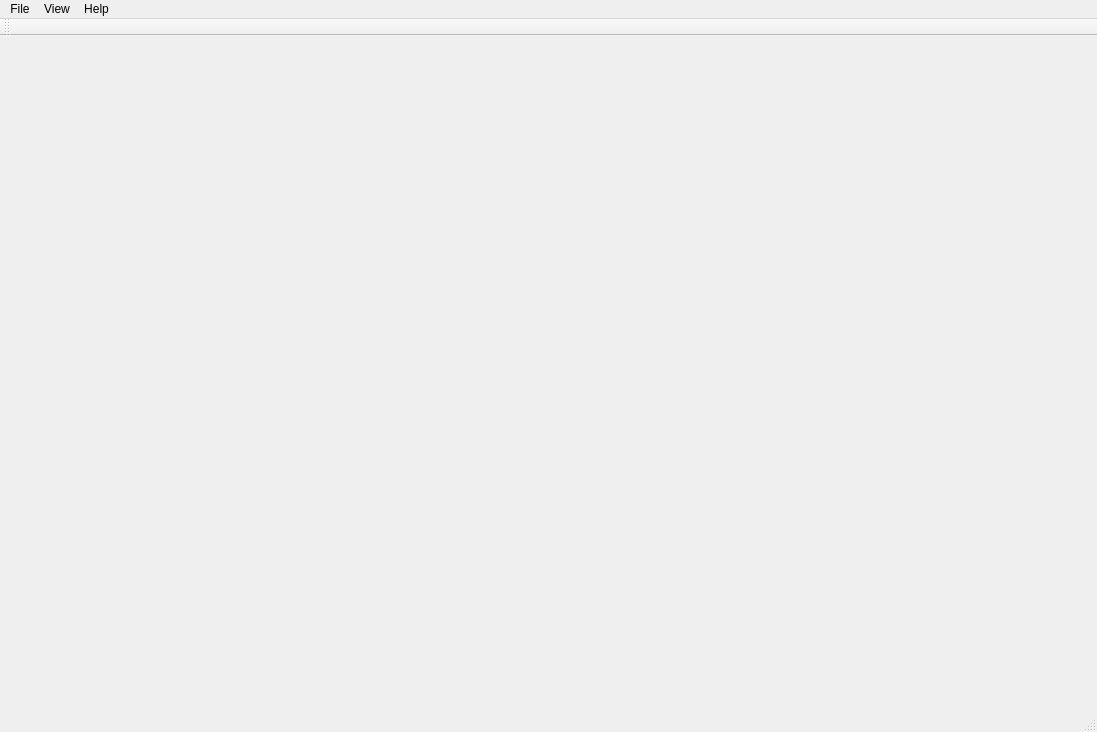
First picture: the form in mainwindow.ui, repository ViktorAH14/firedb, before the edit.
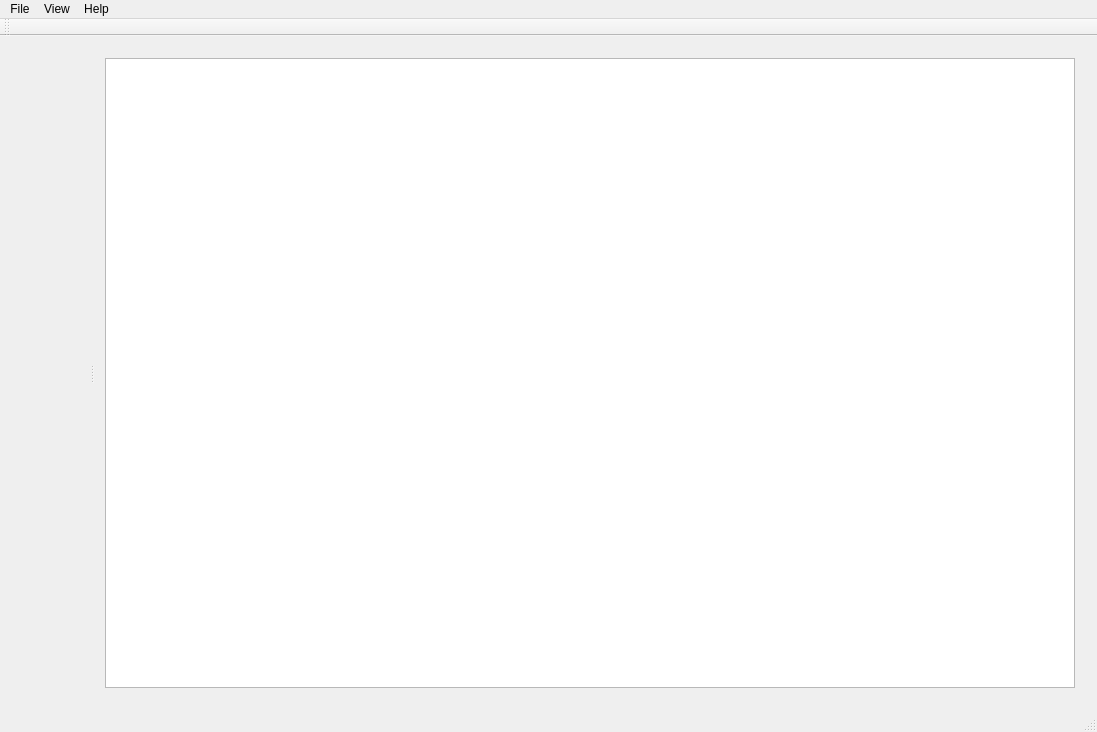
Second picture: the form after the edit. Icons and pictures are not drawn.

What changed in the file:
```diff
--- a/mainwindow.ui
+++ b/mainwindow.ui
@@ -17,7 +17,27 @@
    <iconset resource="firepdep.qrc">
     <normaloff>:/Image/FireTruck.png</normaloff>:/Image/FireTruck.png</iconset>
   </property>
-  <widget class="QWidget" name="centralWidget"/>
+  <widget class="QWidget" name="centralWidget">
+   <layout class="QHBoxLayout" name="horizontalLayout_3">
+    <item>
+     <widget class="QSplitter" name="splitter">
+      <property name="orientation">
+       <enum>Qt::Horizontal</enum>
+      </property>
+      <widget class="QWidget" name="horizontalLayoutWidget">
+       <layout class="QHBoxLayout" name="horizontalLayout"/>
+      </widget>
+      <widget class="QWidget" name="horizontalLayoutWidget_2">
+       <layout class="QHBoxLayout" name="horizontalLayout_2">
+        <item>
+         <widget class="QTableView" name="tableView"/>
+        </item>
+       </layout>
+      </widget>
+     </widget>
+    </item>
+   </layout>
+  </widget>
   <widget class="QMenuBar" name="menuBar">
    <property name="geometry">
     <rect>
```
